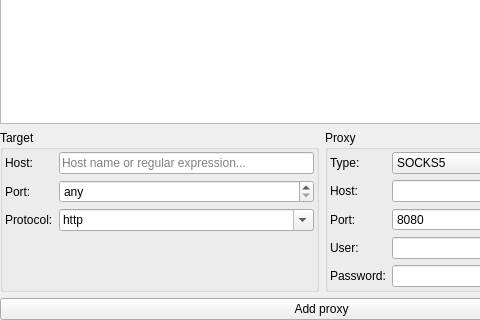
Old version of the form src/plugins/xproxy/proxiesconfigwidget.ui in the repository 0xd34df00d/leechcraft; both pictures show x 0 to 480 and y 220 to 540 of the 643 by 540 pixel window.
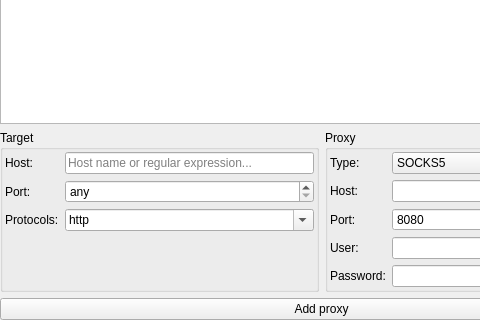
New version of the form.

Diff of the .ui file:
```diff
--- a/src/plugins/xproxy/proxiesconfigwidget.ui
+++ b/src/plugins/xproxy/proxiesconfigwidget.ui
@@ -61,7 +61,7 @@
         <item row="2" column="0">
          <widget class="QLabel" name="label_3">
           <property name="text">
-           <string>Protocol:</string>
+           <string>Protocols:</string>
           </property>
          </widget>
         </item>
```
